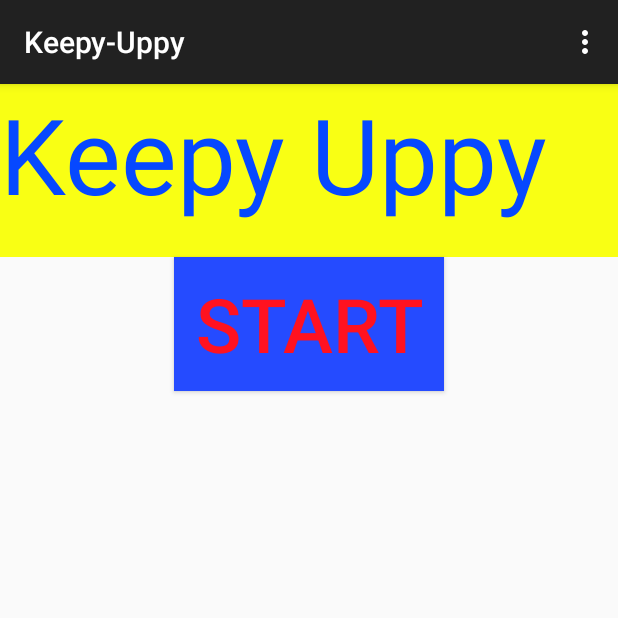
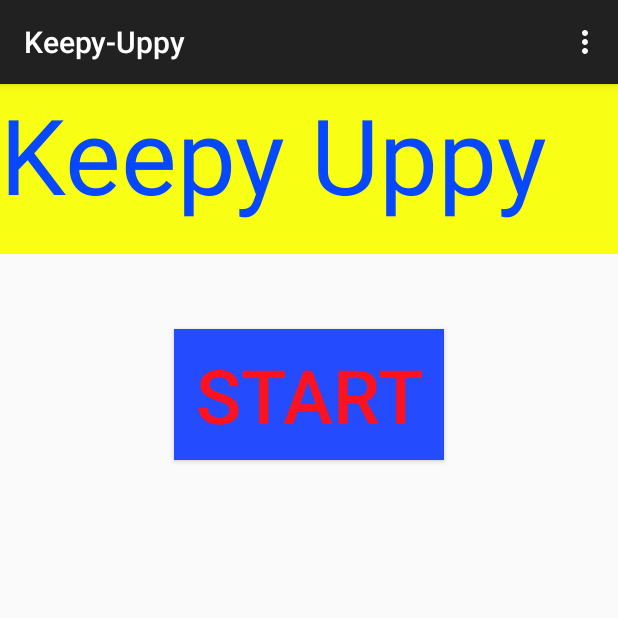
Before and after one commit to Darthpwner/Keepy-Uppy-Android, an Android app: the screen it shows after launch (MainActivity), on a phone screen of 412 x 824 dp, the top half of it. Run offline under Robolectric (Android 15) with nearby library versions, the phone set to English and light mode, and no system bars.

Commit message:
Small change in margins for buttom button

```diff
--- a/app/src/main/res/layout/activity_main.xml
+++ b/app/src/main/res/layout/activity_main.xml
@@ -42,7 +42,7 @@
         android:textColor="#ffff1220"
         android:background="#ff254bff"
         android:textSize="50sp"
-        android:layout_marginTop="0dp"
+        android:layout_marginTop="50dp"
         android:layout_marginBottom="50dp" />
 
 </LinearLayout>
```
Also changed, not shown: 1 other file.
